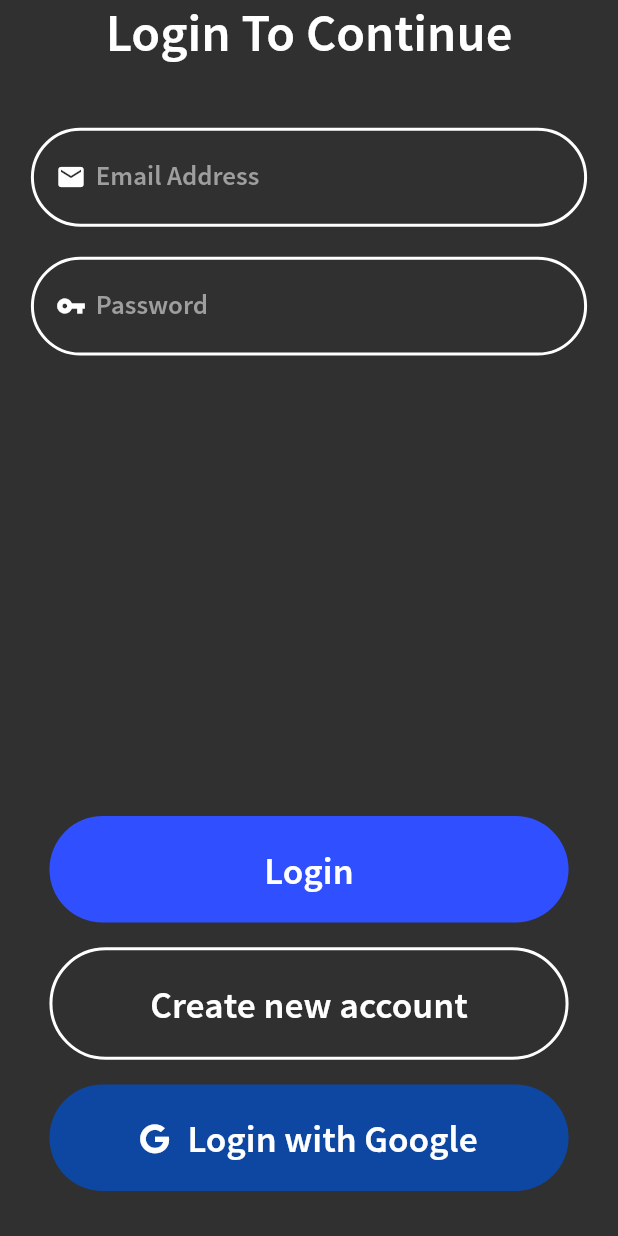
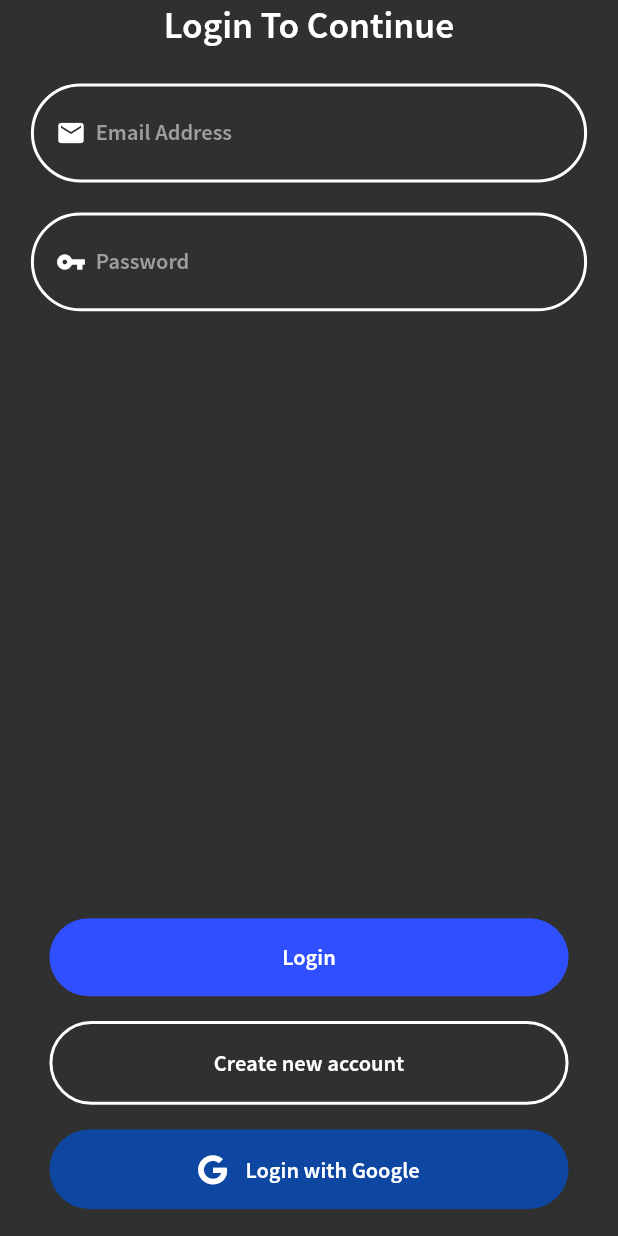
Before and after one commit to chwoozy/dayly, a Flutter app: the Login widget shown alone on an empty page, opened directly with empty values, on a phone screen of 412 x 824 dp. Run offline on Flutter 3.47's test engine with Material 2 defaults, Android fonts, the phone set to English and light mode, and no system bars; our stand-ins replace cloud_firestore, device_info, device_preview, email_validator, firebase_auth, firebase_messaging and 13 more; missing offline and left inert: flutter_material_pickers, googleapis, syncfusion_flutter_core; accounts and stored records are empty.

Commit message:
fix default size to standard screens

```diff
--- a/lib/components/outlined_button.dart
+++ b/lib/components/outlined_button.dart
@@ -25,13 +25,13 @@ class _OutlinedButtonState extends State<OutlinedButton> {
                 color: Colors.white,
                 width: 2.0,
               )),
-          padding: EdgeInsets.all(20),
+          padding: EdgeInsets.symmetric(horizontal: sizeQuery.width * 0.1, vertical: sizeQuery.height * 0.02),
           margin: EdgeInsets.symmetric(horizontal: sizeQuery.width * 0.08),
           child: Center(
             child: Text(
               widget.title,
               style: TextStyle(
-                fontSize: textSizeQuery * 25,
+                fontSize: textSizeQuery * 15,
               ),
             ),
           )),
--- a/lib/components/primary_button.dart
+++ b/lib/components/primary_button.dart
@@ -22,12 +22,12 @@ class _PrimaryButtonState extends State<PrimaryButton> {
             color: Colors.indigoAccent[700],
             borderRadius: BorderRadius.circular(50),
           ),
-          padding: EdgeInsets.all(20),
+          padding: EdgeInsets.symmetric(horizontal: sizeQuery.width * 0.1, vertical: sizeQuery.height * 0.02),
           margin: EdgeInsets.symmetric(horizontal: sizeQuery.width * 0.08),
           child: Center(
             child: Text(
               widget.title,
-              style: TextStyle(fontSize: textSizeQuery * 25),
+              style: TextStyle(fontSize: textSizeQuery * 15),
             ),
           )),
     );
--- a/lib/pages/authenticate/login.dart
+++ b/lib/pages/authenticate/login.dart
@@ -36,10 +36,10 @@ class _LoginState extends State<Login> {
                 children: <Widget>[
                   Text(
                     "Login To Continue",
-                    style: TextStyle(fontSize: textQuery * 35),
+                    style: TextStyle(fontSize: textQuery * 25),
                   ),
                   SizedBox(
-                    height: sizeQuery.height * 0.05,
+                    height: sizeQuery.height * 0.03,
                   ),
                   Container(
                     height: sizeQuery.height * 0.08,
@@ -78,7 +78,7 @@ class _LoginState extends State<Login> {
                                 ),
                                 labelText: "Email Address",
                                 labelStyle: TextStyle(
-                                  fontSize: textQuery * 18,
+                                  fontSize: textQuery * 15,
                                   color: Colors.grey,
                                 )),
                             validator: (value) => value.isEmpty
@@ -134,7 +134,7 @@ class _LoginState extends State<Login> {
                                 ),
                                 labelText: "Password",
                                 labelStyle: TextStyle(
-                                  fontSize: textQuery * 18,
+                                  fontSize: textQuery * 15,
                                   color: Colors.grey,
                                 )),
                             obscureText: true,
@@ -190,7 +190,7 @@ class _LoginState extends State<Login> {
                           color: Colors.blue[900],
                           borderRadius: BorderRadius.circular(50),
                         ),
-                        padding: EdgeInsets.all(20),
+                        padding: EdgeInsets.symmetric(horizontal: sizeQuery.width * 0.1, vertical: sizeQuery.height * 0.02),
                         margin: EdgeInsets.symmetric(
                             horizontal: sizeQuery.width * 0.08),
                         child: Center(
@@ -206,14 +206,11 @@ class _LoginState extends State<Login> {
                               ),
                               Text(
                                 "Login with Google",
-                                style: TextStyle(fontSize: textQuery * 25),
+                                style: TextStyle(fontSize: textQuery * 15),
                               ),
                             ],
                           ),
                         )),
-                  ),
-                  SizedBox(
-                    height: 12.0,
                   ),
                   Text(
                     error,
```
Also changed, not shown: lib/pages/authenticate/landing.dart (+4 -5 lines), lib/pages/authenticate/signup.dart (+4 -4 lines), 1 other file.
